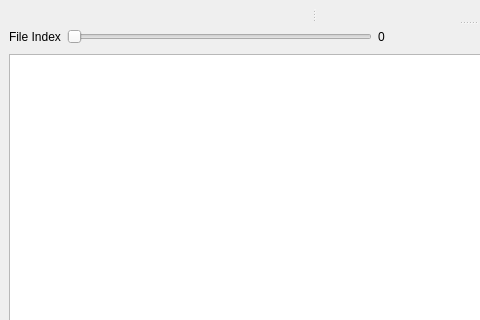
Above: ui/ui_gamma_filtering_tool.ui from neutronimaging/python_notebooks before the change; both pictures show x 0 to 480 and y 0 to 320 of the 936 by 722 pixel window. Below: the same form after it.
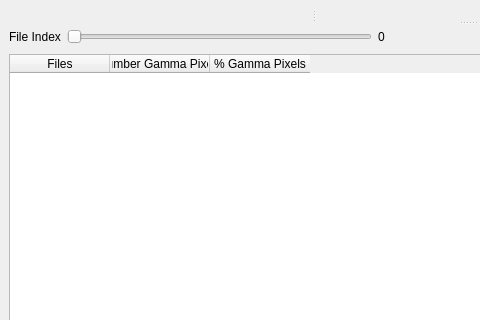
That is the form after the change.

Commit message: Started to implement widgets

Diff of the .ui file:
```diff
--- a/ui/ui_gamma_filtering_tool.ui
+++ b/ui/ui_gamma_filtering_tool.ui
@@ -103,7 +103,35 @@
          </layout>
         </item>
         <item>
-         <widget class="QTableWidget" name="tableWidget"/>
+         <widget class="QTableWidget" name="tableWidget">
+          <property name="sizePolicy">
+           <sizepolicy hsizetype="Expanding" vsizetype="Minimum">
+            <horstretch>0</horstretch>
+            <verstretch>0</verstretch>
+           </sizepolicy>
+          </property>
+          <property name="minimumSize">
+           <size>
+            <width>0</width>
+            <height>80</height>
+           </size>
+          </property>
+          <column>
+           <property name="text">
+            <string>Files</string>
+           </property>
+          </column>
+          <column>
+           <property name="text">
+            <string>Number Gamma Pixels</string>
+           </property>
+          </column>
+          <column>
+           <property name="text">
+            <string>% Gamma Pixels</string>
+           </property>
+          </column>
+         </widget>
         </item>
        </layout>
       </widget>
```
Left out of the diff: 42 changed lines with no effect on the pictures. The commit also changes 3 other files.
